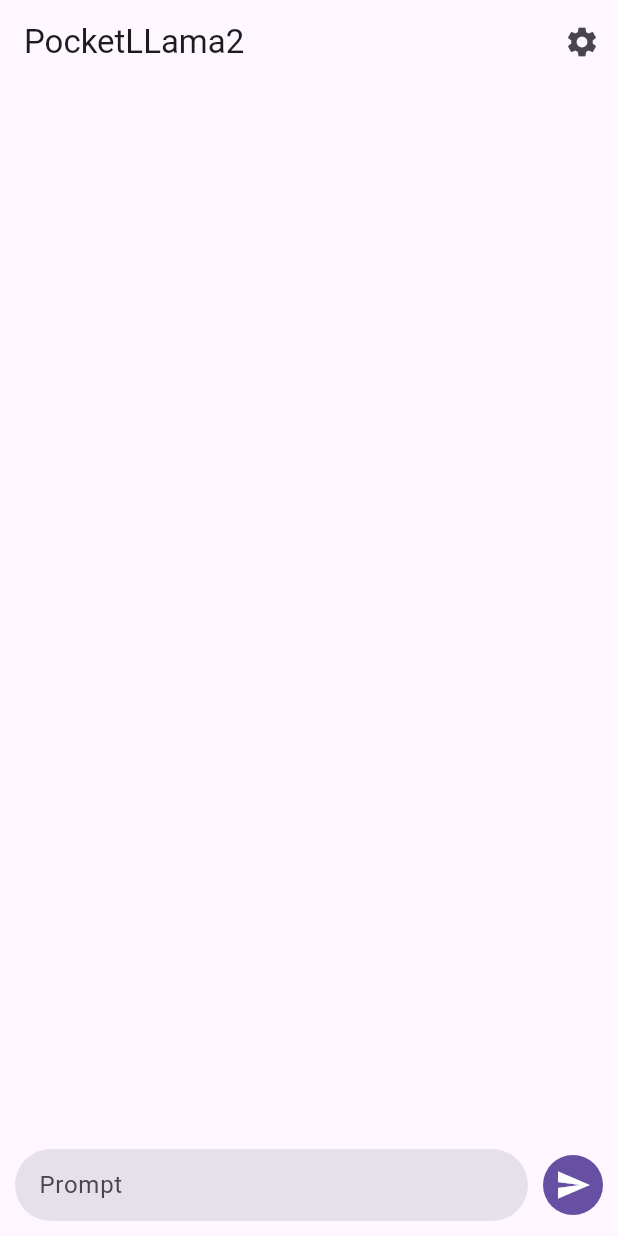
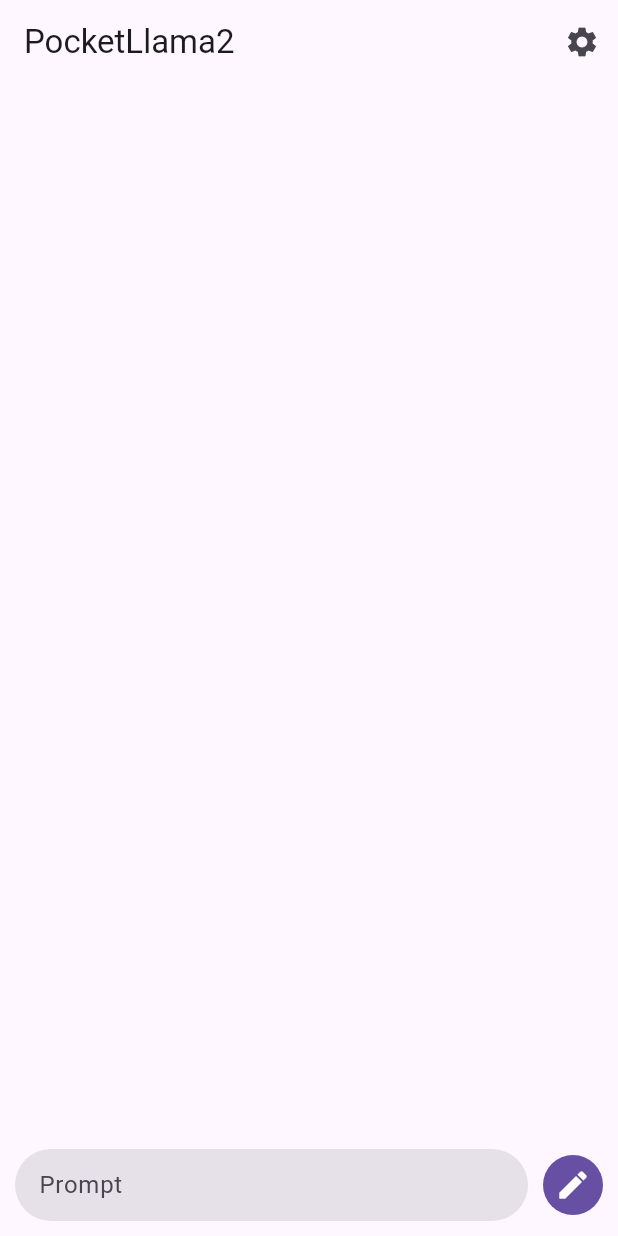
Before and after one commit to mrunix00/pocketllama2, a Flutter app: the screen it shows after launch, on a phone screen of 412 x 824 dp. Run offline on Flutter 3.47's test engine with Material 3 defaults, Android fonts, the phone set to English and light mode, and no system bars; drawn by our look-alikes of dynamic_color; our stand-ins replace bloc, equatable, flutter_bloc.

Commit message:
fix: ui improvements

```diff
--- a/lib/main.dart
+++ b/lib/main.dart
@@ -1,5 +1,6 @@
 import 'package:dynamic_color/dynamic_color.dart';
 import 'package:flutter/material.dart';
+import 'package:flutter/services.dart';
 
 import 'ui/screens/home_screen/home_screen.dart';
 
--- a/lib/ui/screens/home_screen/home_screen.dart
+++ b/lib/ui/screens/home_screen/home_screen.dart
@@ -1,4 +1,5 @@
 import 'package:flutter/material.dart';
+import 'package:flutter/services.dart';
 import 'package:flutter_bloc/flutter_bloc.dart';
 
 import '../../../bloc/generate_text/generate_text_bloc.dart';
@@ -18,7 +19,10 @@ class HomeScreen extends StatelessWidget {
       create: (context) => GenerateTextBloc(LlamaMock()),
       child: Scaffold(
         appBar: AppBar(
-          title: const Text('PocketLLama2'),
+          systemOverlayStyle: SystemUiOverlayStyle(
+            systemNavigationBarColor: Theme.of(context).colorScheme.background,
+          ),
+          title: const Text('PocketLlama2'),
           actions: [
             IconButton(
               onPressed: () {},
--- a/lib/ui/screens/home_screen/widgets/generate_button.dart
+++ b/lib/ui/screens/home_screen/widgets/generate_button.dart
@@ -25,7 +25,7 @@ class GenerateButton extends StatelessWidget {
                 GenerateText(prompt: controller.text),
               );
             },
-            icon: const Icon(Icons.send),
+            icon: const Icon(Icons.edit),
           );
         },
       ),
--- a/lib/ui/screens/home_screen/widgets/generated_text_output.dart
+++ b/lib/ui/screens/home_screen/widgets/generated_text_output.dart
@@ -8,6 +8,8 @@ class GeneratedTextOutput extends StatelessWidget {
   @override
   Widget build(BuildContext context) {
     return Expanded(
+      child: Container(
+        margin: const EdgeInsets.all(10),
         child: SingleChildScrollView(
           child: BlocBuilder<GenerateTextBloc, GenerateTextState>(
             builder: (context, state) {
@@ -29,6 +31,7 @@ class GeneratedTextOutput extends StatelessWidget {
             },
           ),
         ),
+      ),
     );
   }
 }
```
Lines whose indentation alone changed are shown as unchanged.
